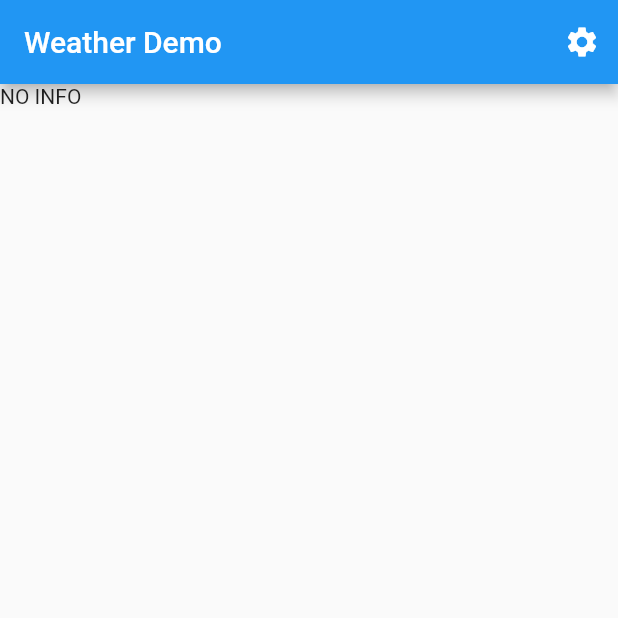
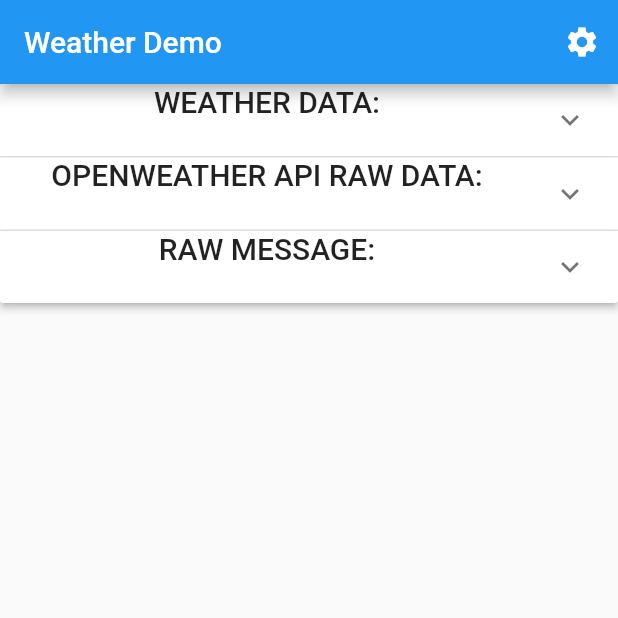
Before and after one commit to Inveniemus/weather_demo, a Flutter app: the screen it shows after launch, on a phone screen of 412 x 824 dp, the top half of it. Run offline on Flutter 3.47's test engine with Material 2 defaults, Android fonts, the phone set to English and light mode, and no system bars; our stand-ins replace bloc, equatable, flutter_bloc, flutter_riverpod; network calls fail.

Commit message:
#4 Weather object enhancement, ApiDebugWidget WIP

```diff
--- a/lib/domain/weather.dart
+++ b/lib/domain/weather.dart
@@ -1,3 +1,5 @@
+import 'package:weather_demo/utils/numbers.dart';
+
 class Weather {
 
   // Calculation Time
@@ -55,10 +57,10 @@ class Weather {
     }
     if (data.containsKey('main')) {
       if (data['main'].containsKey('temp')) {
-        temperature = data['main']['temp'] - 273.15;
+        temperature = roundDouble(data['main']['temp'] - 273.15, 1);
       }
       if (data['main'].containsKey('feels_like')) {
-        feelsLikeTemperature = data['main']['feels_like'] - 273.15;
+        feelsLikeTemperature = roundDouble(data['main']['feels_like'] - 273.15, 1);
       }
       if (data['main'].containsKey('pressure')) {
         pressure = data['main']['pressure'];
--- a/lib/utils/api_debug_widget.dart
+++ b/lib/utils/api_debug_widget.dart
@@ -4,48 +4,111 @@ import 'package:flutter_bloc/flutter_bloc.dart';
 import '../blocs/weather_bloc.dart';
 import '../domain/weather.dart';
 
-/// This widget checks a OpenWeather API BLoC message to display received raw
-/// data.
+/// This widget checks a OpenWeather API BLoC message to display received data.
 class OpenWeatherApiDebugWidget extends StatelessWidget {
   @override
   Widget build(BuildContext context) {
-    return BlocBuilder<WeatherBloc, WeatherState>(
-      buildWhen: (previous, current) => previous != current,
-      builder: (context, state) {
-        if (state is CurrentWeatherState) {
-          return _buildListView(state.weather, context);
-        } else if (state is FetchingWeatherState) {
-          return CircularProgressIndicator();
-        }
-        return Text('NO INFO');
-      },
+    return SingleChildScrollView(
+        child: _ExpansionList([
+          {'header': _HeaderTitle('WEATHER DATA:'), 'body': _WeatherData()},
+          {'header': _HeaderTitle('OPENWEATHER API RAW DATA:'), 'body': _ApiRawData()},
+          {'header': _HeaderTitle('RAW MESSAGE:'), 'body': _RawMessage()}
+        ])
     );
   }
+}
 
-  Widget _buildListView(Weather weather, BuildContext context) {
-    final widgets = <Widget>[];
-    final Map<String, dynamic> data = weather.rawData!;
+class _ExpansionList extends StatefulWidget {
 
-    widgets.add(
-      Text(
-        'OPENWEATHER API RAW DATA:',
-        style: Theme.of(context).textTheme.headline6,
-        textAlign: TextAlign.center,
-      ),
+  final List<Map<String, Widget>> _widgetsData;
+
+  _ExpansionList(this._widgetsData) {
+    assert(_widgetsData.any((element) =>
+        element.keys.any((key) => key == 'header' || key == 'body')));
+  }
+
+  int get length => _widgetsData.length;
+
+  Widget headerAt(int index) => _widgetsData[index]['header']!;
+
+  Widget bodyAt(int index) => _widgetsData[index]['body']!;
+
+  @override
+  _ExpansionListState createState() => _ExpansionListState();
+}
+
+class _ExpansionListState extends State<_ExpansionList> {
+
+  List<int> _expandedItemsIndexes = [];
+
+  void _stateCallback(int index, bool isExpanded) {
+    if (isExpanded) {
+      _expandedItemsIndexes.remove(index);
+    } else {
+      if (!_expandedItemsIndexes.contains(index)) {
+        _expandedItemsIndexes.add(index);
+      }
+    }
+    setState(() {
+
+    });
+  }
+
+  @override
+  Widget build(BuildContext context) {
+    return ExpansionPanelList(
+        expansionCallback: _stateCallback,
+        children: List<ExpansionPanel>.generate(widget.length, (index) =>
+            ExpansionPanel(
+              isExpanded: _expandedItemsIndexes.contains(index),
+              headerBuilder: (context, isExpanded) => widget.headerAt(index),
+              body: widget.bodyAt(index),
+            ),
+        )
     );
-    widgets.addAll(_processKeys(data, 0));
-    widgets.add(
-      Text(
-        'RAW MESSAGE:',
-        style: Theme.of(context).textTheme.headline6,
-        textAlign: TextAlign.center,
-      ),
+  }
+}
+
+class _HeaderTitle extends StatelessWidget {
+  final String _title;
+
+  _HeaderTitle(this._title);
+
+  @override
+  Widget build(BuildContext context) {
+    return Text(
+      _title,
+      style: Theme.of(context).textTheme.headline6,
+      textAlign: TextAlign.center,
     );
-    widgets.add(Text(data.toString()));
+  }
+}
 
-    return ListView(
-      children: widgets,
-    );
+class _RawMessage extends StatelessWidget {
+  @override
+  Widget build(BuildContext context) {
+    return BlocBuilder<WeatherBloc, WeatherState>(builder: (context, state) {
+      if (state is FetchingWeatherState) {
+        return Center(child: CircularProgressIndicator(),);
+      } else if (state is CurrentWeatherState) {
+        return Text(state.weather.rawData.toString());
+      }
+      return Text('ERROR');
+    });
+  }
+}
+
+class _ApiRawData extends StatelessWidget {
+  @override
+  Widget build(BuildContext context) {
+    return BlocBuilder<WeatherBloc, WeatherState>(builder: (context, state) {
+      if (state is FetchingWeatherState) {
+        return Center(child: CircularProgressIndicator(),);
+      } else if (state is CurrentWeatherState) {
+        return Column(children: _processKeys(state.weather.rawData!, 0),);
+      }
+      return Text('ERROR');
+    });
   }
 
   List<Widget> _processKeys(Map<String, dynamic> data, int level) {
@@ -61,7 +124,6 @@ class OpenWeatherApiDebugWidget extends StatelessWidget {
         data[key]
             .forEach((item) => widgets.addAll(_processKeys(item, level + 1)));
       } else {
-
         widgets.add(ListTile(
           title: Text('$leadingStringB $key'),
           trailing: Text('${data[key]}'),
@@ -72,17 +134,56 @@ class OpenWeatherApiDebugWidget extends StatelessWidget {
   }
 }
 
-class ApiValueItem extends StatelessWidget {
+class _WeatherData extends StatelessWidget {
+  @override
+  Widget build(BuildContext context) {
+    return BlocBuilder<WeatherBloc, WeatherState>(builder: (context, state) {
+      if (state is FetchingWeatherState) {
+        return Center(child: CircularProgressIndicator(),);
+      } else if (state is CurrentWeatherState) {
+        return Column(children: _processWeatherValues(state.weather),);
+      }
+      return Text('ERROR');
+    });
+  }
+
+  List<Widget> _processWeatherValues(Weather weather) {
+    final widgets = <Widget>[];
+
+    widgets.add(_ApiValueItem('At (Latitude, Longitude)', '${weather.latitude}, ${weather.longitude}'));
+    widgets.add(_ApiValueItem('near:', weather.cityName));
+    widgets.add(_ApiValueItem('Time stamp:', weather.time));
+    widgets.add(Divider());
+    widgets.add(_ApiValueItem('Weather main condition:', weather.conditionMain));
+    widgets.add(_ApiValueItem('Weather description:', weather.conditionDescription));
+    widgets.add(Divider());
+    widgets.add(_ApiValueItem('Temperature:', weather.temperature));
+    widgets.add(_ApiValueItem('Feels like:', weather.feelsLikeTemperature));
+    widgets.add(_ApiValueItem('Pressure (sea level):', weather.seaLevelPressure ?? weather.pressure));
+    widgets.add(_ApiValueItem('Humidity:', weather.humidity));
+    widgets.add(Divider());
+    widgets.add(_ApiValueItem('Wind speed:', weather.windSpeed));
+    widgets.add(_ApiValueItem('Wind direction (from):', weather.windDirection));
+    widgets.add(_ApiValueItem('Wind gusts:', weather.windGust));
+    widgets.add(Divider());
+    widgets.add(_ApiValueItem('Visibility:', weather.visibility));
+    widgets.add(_ApiValueItem('Cloudiness:', '${weather.cloudiness}%'));
+
+    return widgets;
+  }
+}
+
+class _ApiValueItem extends StatelessWidget {
   final String fieldPath;
   final dynamic value;
 
-  ApiValueItem(this.fieldPath, this.value);
+  _ApiValueItem(this.fieldPath, this.value);
 
   @override
   Widget build(BuildContext context) {
     return ListTile(
       title: Text(fieldPath),
-      trailing: Text(value),
+      trailing: Text((value ?? 'NONE').toString()),
     );
   }
 }
--- /dev/null
+++ b/lib/utils/numbers.dart
@@ -0,0 +1,6 @@
+import 'dart:math';
+
+double roundDouble(double value, int places){
+  final mod = pow(10.0, places).toDouble();
+  return ((value * mod).round().toDouble() / mod);
+}
```
